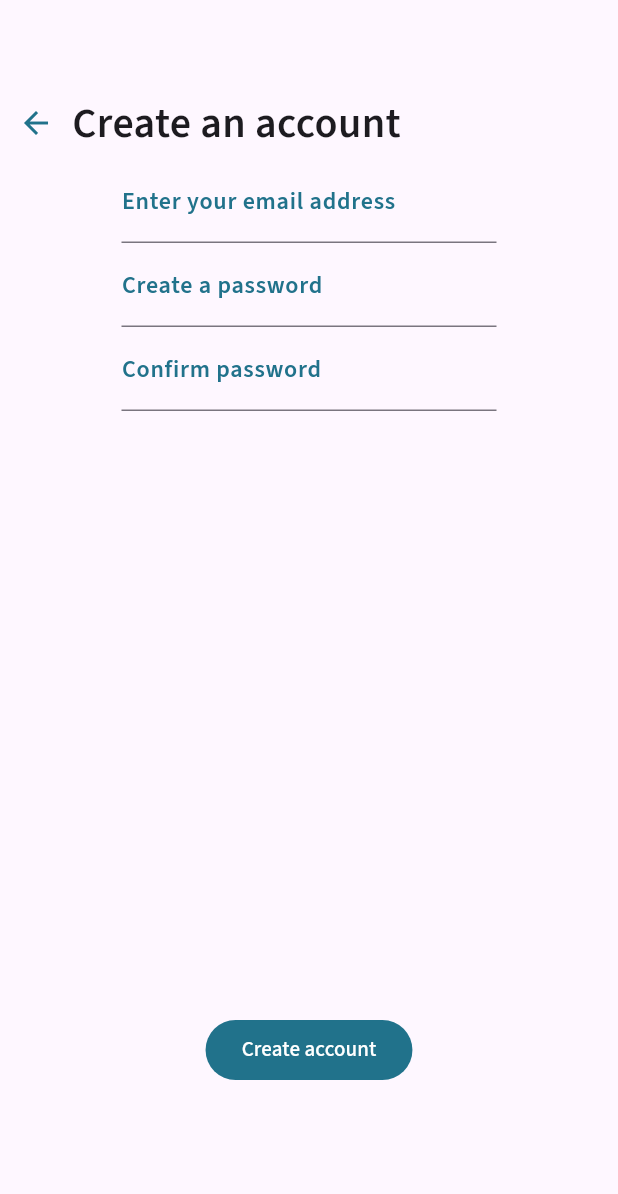
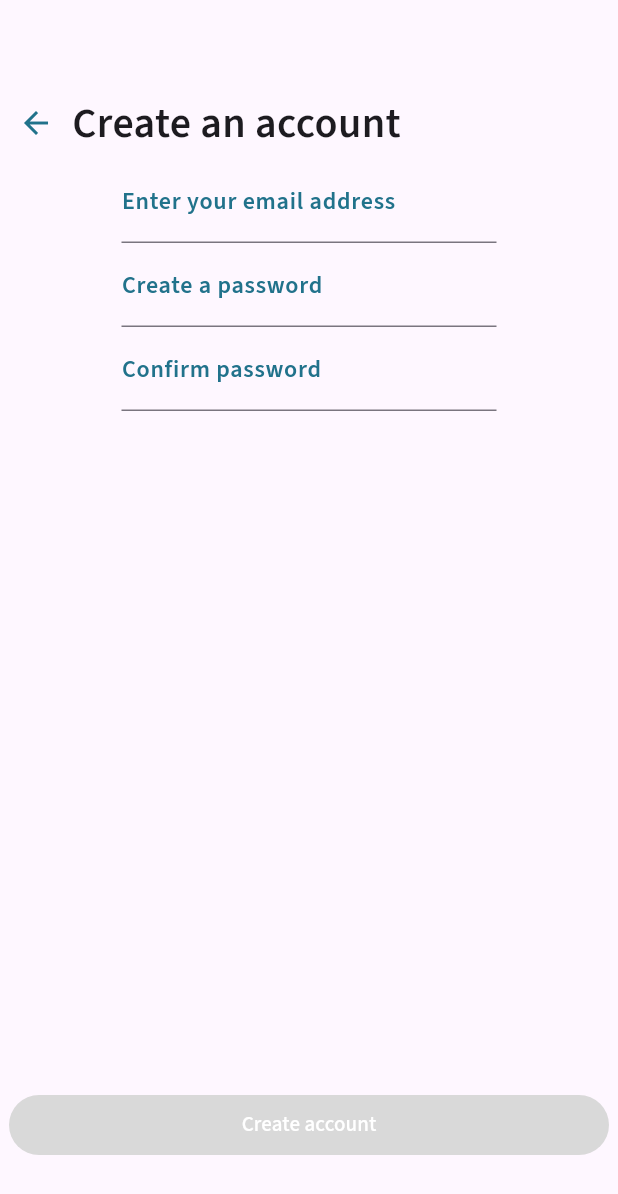
Before and after one commit to Boubakar3mc/ubee_mini, a Flutter app: the screen it shows after launch, on a phone screen of 412 x 824 dp. Shown: the top 1194 px of the screen. Run offline on Flutter 3.47's test engine with Material 3 defaults, Android fonts, the phone set to English and light mode, and no system bars; our stand-ins replace bloc, email_validator, equatable, firebase_auth, firebase_core, flutter_bloc and 1 more; accounts and stored records are empty; generated files the repository leaves out were written again.

Commit message:
Added ErrorMessage and added the sizedbox in InputTextField

```diff
--- a/lib/core/utils/constants.dart
+++ b/lib/core/utils/constants.dart
@@ -6,3 +6,4 @@ const textfieldCheckTime = 600;
 
 const Color themeBlueColor = Color.fromARGB(255, 33, 114, 139);
 const Color themeLightColor = Colors.white;
+const Color themeDisabledButtonColor = Color.fromARGB(255, 217, 217, 217);
--- a/lib/features/authentication/presentation/bloc/authentication_event.dart
+++ b/lib/features/authentication/presentation/bloc/authentication_event.dart
@@ -6,6 +6,7 @@ abstract class AuthenticationEvent extends Equatable {
   @override
   List<Object> get props => [];
 }
+
 
 final class EmailTypingStopped extends AuthenticationEvent{
   final String email;
--- a/lib/features/authentication/presentation/bloc/authentication_state.dart
+++ b/lib/features/authentication/presentation/bloc/authentication_state.dart
@@ -10,18 +10,20 @@ class AuthenticationInitial extends AuthenticationState {}
 
 class AuthenticationInvalidEmail extends AuthenticationState{}
 
-class AuthenticationInvalidPassword extends AuthenticationState {}
+abstract class AuthenticationErrorState extends AuthenticationState{}
 
-class AuthenticationNotMatchingPassword extends AuthenticationState{}
+class AuthenticationInvalidPassword extends AuthenticationErrorState {}
 
-class AuthenticationUnattendedError extends AuthenticationState{
+class AuthenticationNotMatchingPassword extends AuthenticationErrorState{}
+
+class AuthenticationUnattendedError extends AuthenticationErrorState{
 
 }
 
-class AuthenticationEmailAlreadyInUse extends AuthenticationState{}
+class AuthenticationEmailAlreadyInUse extends AuthenticationErrorState{}
 
-class AuthenticationWeakPassword extends AuthenticationState{}
+class AuthenticationWeakPassword extends AuthenticationErrorState{}
 
-class AuthenticationOperationNotAllowed extends AuthenticationState{}
+class AuthenticationOperationNotAllowed extends AuthenticationErrorState{}
 
 class AuthenticationUserSuccessfullyCreated extends AuthenticationState{}
--- a/lib/features/authentication/presentation/pages/create_account_view.dart
+++ b/lib/features/authentication/presentation/pages/create_account_view.dart
@@ -2,6 +2,7 @@ import 'package:flutter/material.dart';
 import 'package:flutter_bloc/flutter_bloc.dart';
 import 'package:ubee_mini/core/utils/constants.dart';
 import 'package:ubee_mini/features/authentication/presentation/bloc/authentication_bloc.dart';
+import 'package:ubee_mini/features/authentication/presentation/widget/errorMessage.dart';
 import 'package:ubee_mini/features/authentication/presentation/widget/inputTextField.dart';
 import 'package:ubee_mini/injection_container.dart' as injection;
 import 'dart:async';
@@ -55,9 +56,7 @@ class _CreateAccountViewState extends State<CreateAccountView> {
               ),
               Column(
                 children: [
-                  SizedBox(
-                    width: 250,
-                    child: InputTextField(
+                  InputTextField(
                     'Enter your email address',
                     controller: emailTextFieldController,
                     hintText: 'Email',
@@ -65,26 +64,13 @@ class _CreateAccountViewState extends State<CreateAccountView> {
                       emailValidationResetTimer(context);
                     },
                   ),
-                  ),
-                  (state is AuthenticationInvalidEmail)
-                      ? const Text(
-                          'Invalid email adress',
-                          style: TextStyle(color: Colors.red),
-                        )
-                      : Container(),
-                  (state is AuthenticationEmailAlreadyInUse)
-                      ? const Text(
-                          'Email already in use',
-                          style: TextStyle(color: Colors.red),
-                        )
-                      : Container(),
+                  ErrorMessage('Invalid email adress', condition: state is AuthenticationInvalidEmail ),
+                  ErrorMessage('Email already in use', condition: state is AuthenticationEmailAlreadyInUse),
                 ],
               ),
               Column(
                 children: [
-                  SizedBox(
-                      width: 250,
-                      child: InputTextField(
+                  InputTextField(
                     'Create a password',
                     controller: passwordTextFieldController,
                     onChanged: () {
@@ -92,77 +78,61 @@ class _CreateAccountViewState extends State<CreateAccountView> {
                     },
                     hintText: 'Password',
                     obscureText: true,
-                      )),
-                  (state is AuthenticationInvalidPassword)
-                      ? const Text(
-                          'The password must have:\n At least 8 characters \n At least 1 UpperCase character\n At least 1 LowerCase character \n At least 1 number \n At least one Special Char(!@#\$&*~%)',
-                          style: TextStyle(color: Colors.red))
-                      : Container(),
-                  (state is AuthenticationWeakPassword)
-                      ? const Text(
-                          'Weak password. The password must have:\n At least 8 characters \n At least 1 UpperCase character\n At least 1 LowerCase character \n At least 1 number \n At least one Special Char(!@#\$&*~%)',
-                          style: TextStyle(color: Colors.red),
-                        )
-                      : Container(),
+                  ),
+                  ErrorMessage("The password must have:\n At least 8 characters \n At least 1 UpperCase character\n At least 1 LowerCase character \n At least 1 number \n At least one Special Char(!@#\$&*~%)", condition: state is AuthenticationInvalidPassword),
+                  ErrorMessage('Weak password. The password must have:\n At least 8 characters \n At least 1 UpperCase character\n At least 1 LowerCase character \n At least 1 number \n At least one Special Char(!@#\$&*~%)',condition:state is AuthenticationWeakPassword),
                 ],
               ),
               Column(
                 children: [
-                  SizedBox(
-                      width: 250,
-                      child: InputTextField(
+                  InputTextField(
                     'Confirm password',
                     controller: passwordConfirmTextFieldController,
                     hintText: 'Confirm password',
-                        onChanged: (){passwordMatchingResetTimer(context);},
+                    onChanged: () {
+                      passwordMatchingResetTimer(context);
+                    },
                     obscureText: true,
-                      )),
-                  (state is AuthenticationNotMatchingPassword)
-                      ? const Text(
-                          "Password doesn't match",
-                          style: TextStyle(color: Colors.red),
-                        )
-                      : Container(),
+                  ),
+                  ErrorMessage("Password doesn't match", condition: state is AuthenticationNotMatchingPassword)
                 ],
               ),
               const Expanded(child: SizedBox()),
-              ElevatedButton(
-                onPressed: (state is AuthenticationInitial) && allFieldFilled()
+              SizedBox(
+                width: 400,
+                child: ElevatedButton(
+                  onPressed:
+                      (state is! AuthenticationErrorState) && allFieldFilled()
                           ? () {
                               context.read<AuthenticationBloc>().add(
-                            CreateAccountClicked(emailTextFieldController.text,
+                                  CreateAccountClicked(
+                                      emailTextFieldController.text,
                                       passwordTextFieldController.text));
                             }
                           : null,
-                style: const ButtonStyle(
-                    backgroundColor:
-                        MaterialStatePropertyAll<Color>(themeBlueColor)),
+                  style: ElevatedButton.styleFrom(
+                    backgroundColor: themeBlueColor,
+                    disabledBackgroundColor: themeDisabledButtonColor,
+                  ),
                   child: const Text(
                     'Create account',
                     style: TextStyle(color: themeLightColor),
                   ),
                 ),
+              ),
               const SizedBox(
-                height: 100,
+                height: 50,
               ),
-              (state is AuthenticationUnattendedError)
-                  ? const Text('UnattendedError',
-                      style: TextStyle(color: Colors.red))
-                  : Container(),
-              (state is AuthenticationOperationNotAllowed)
-                  ? const Text('OperationNotAllowed',
-                      style: TextStyle(color: Colors.red))
-                  : Container(),
-              (state is AuthenticationUserSuccessfullyCreated)
-                  ? const Text('Authentication successfull',
-                      style: TextStyle(color: Colors.red))
-                  : Container(),
+              ErrorMessage('Unattended error', condition: state is AuthenticationUnattendedError),
+              ErrorMessage('Operation not allowed', condition: state is AuthenticationOperationNotAllowed),
+              ErrorMessage('Authentication successfull', condition: state is AuthenticationUserSuccessfullyCreated),
             ],
           );
         },
       )),
     );
   }
+
 
   startEmailValidationTimer(BuildContext context) {
     _emailValidationTypingTimer =
--- /dev/null
+++ b/lib/features/authentication/presentation/widget/errorMessage.dart
@@ -0,0 +1,26 @@
+import 'package:flutter/material.dart';
+import 'package:flutter/widgets.dart';
+
+class ErrorMessage extends StatefulWidget{
+  final String message;
+  final bool condition;
+
+  const ErrorMessage(this.message,{required this.condition,super.key});
+
+  @override
+  State<ErrorMessage> createState() => _ErrorMessageState();
+}
+
+class _ErrorMessageState extends State<ErrorMessage> {
+  @override
+  Widget build(BuildContext context) {
+    if(widget.condition){
+      return Text(
+                  widget.message,
+                  style: const TextStyle(color: Colors.red));
+    }
+    else{
+      return Container();
+    }
+  }
+}
--- a/lib/features/authentication/presentation/widget/inputTextField.dart
+++ b/lib/features/authentication/presentation/widget/inputTextField.dart
@@ -23,7 +23,9 @@ class InputTextField extends StatefulWidget {
 class _InputTextFieldState extends State<InputTextField> {
   @override
   Widget build(context) {
-    return TextField(
+    return SizedBox(
+      width: 250,
+      child: TextField(
         controller: widget.controller,
         decoration: InputDecoration(
           label: Text(
@@ -41,6 +43,7 @@ class _InputTextFieldState extends State<InputTextField> {
         onChanged: (text) {
           widget.onChanged.call();
         },
+      ),
     );
   }
 }
```
Lines whose indentation alone changed are shown as unchanged.
